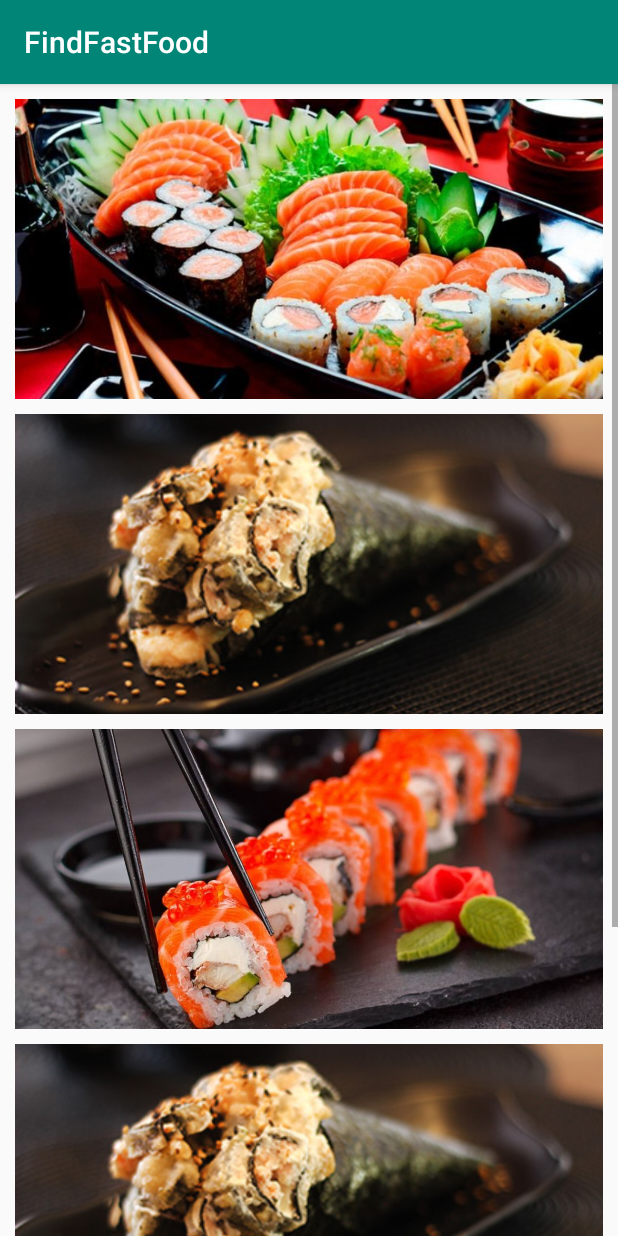
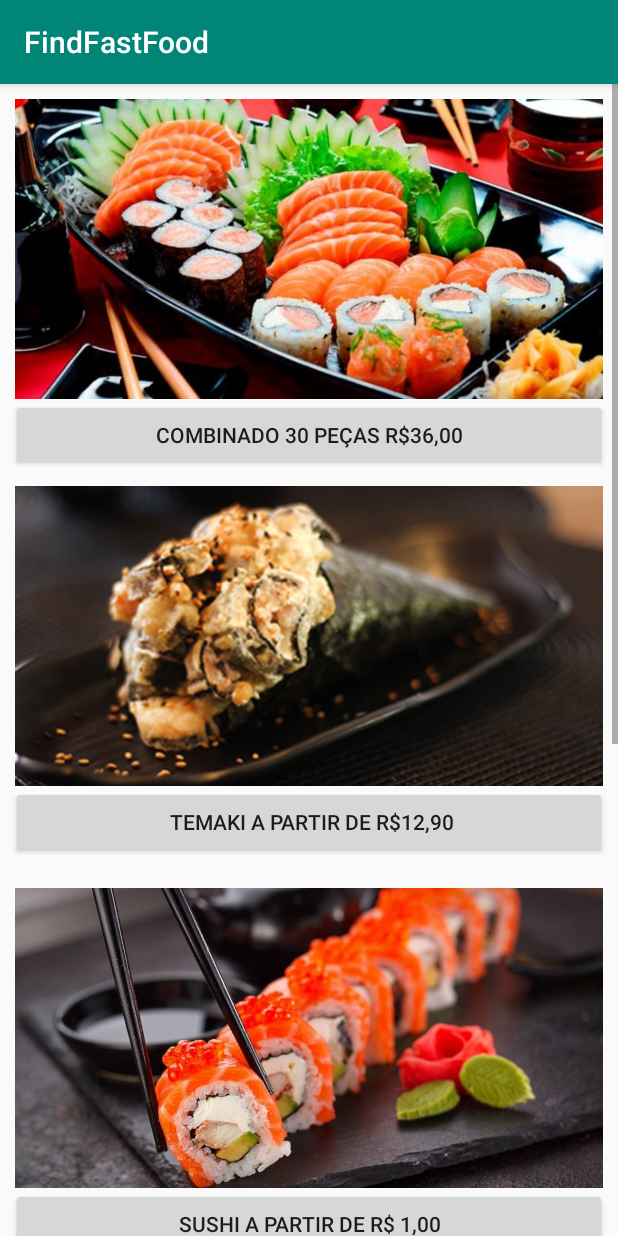
Before and after one commit to ParzivalMarcos/FindFastFoodDefinitivo, an Android app: the Japonesa screen opened directly, with no data from a screen before it, on a phone screen of 412 x 824 dp. Run offline under Robolectric (Android 15) with nearby library versions, the phone set to English and light mode, and no system bars.

Commit message:
Ajuste de layout na pagina .Japonesa + preços

```diff
--- a/app/build.gradle
+++ b/app/build.gradle
@@ -26,4 +26,5 @@ dependencies {
     testImplementation 'junit:junit:4.12'
     androidTestImplementation 'androidx.test:runner:1.1.1'
     androidTestImplementation 'androidx.test.espresso:espresso-core:3.1.1'
+    implementation 'com.google.android.material:material:1.0.0'
 }
--- a/app/src/main/res/layout/activity_japonesa.xml
+++ b/app/src/main/res/layout/activity_japonesa.xml
@@ -9,6 +9,7 @@
     <ScrollView
         android:layout_width="match_parent"
         android:layout_height="match_parent">
+
         <LinearLayout
             android:layout_width="wrap_content"
             android:layout_height="wrap_content"
@@ -17,13 +18,24 @@
             <ImageView
                 android:layout_width="match_parent"
                 android:layout_height="200dp"
-                android:layout_margin="10dp"
+                android:layout_marginStart="10dp"
                 android:layout_marginLeft="10dp"
                 android:layout_marginTop="10dp"
                 android:layout_marginEnd="10dp"
                 android:layout_marginRight="10dp"
                 android:scaleType="centerCrop"
                 android:src="@drawable/combinado" />
+
+            <Button
+                android:id="@+id/button3"
+                android:layout_width="match_parent"
+                android:layout_height="wrap_content"
+                android:layout_marginLeft="7dp"
+                android:layout_marginRight="7dp"
+                android:layout_marginBottom="10dp"
+                android:text="@string/combinado_30_pe_as_r_36_00" />
+
+
     <ImageView
         android:scaleType="centerCrop"
         android:layout_width="match_parent"
@@ -31,6 +43,15 @@
         android:layout_marginRight="10dp"
         android:layout_marginLeft="10dp"
         android:src="@drawable/temaki"/>
+
+            <Button
+                android:id="@+id/button4"
+                android:layout_width="match_parent"
+                android:layout_height="wrap_content"
+                android:layout_marginLeft="7dp"
+                android:layout_marginRight="7dp"
+                android:layout_marginBottom="10dp"
+                android:text=" Temaki a partir de R$12,90" />
 
             <ImageView
                 android:layout_width="match_parent"
@@ -40,6 +61,15 @@
                 android:layout_marginRight="10dp"
                 android:scaleType="centerCrop"
                 android:src="@drawable/sushi" />
+
+            <Button
+                android:id="@+id/button5"
+                android:layout_width="match_parent"
+                android:layout_height="wrap_content"
+                android:layout_marginLeft="7dp"
+                android:layout_marginRight="7dp"
+                android:layout_marginBottom="10dp"
+                android:text="@string/sushi_a_partir_de_r_1_00" />
     <ImageView
         android:scaleType="centerCrop"
         android:layout_width="match_parent"
@@ -47,17 +77,36 @@
         android:layout_marginLeft="10dp"
         android:layout_marginTop="10dp"
         android:layout_marginRight="10dp"
-        android:src="@drawable/temaki"/>
-    <ImageView
-        android:scaleType="centerCrop"
-        android:layout_width="match_parent"
-        android:layout_height="200dp"
-        android:layout_marginLeft="10dp"
-        android:layout_marginTop="10dp"
-        android:layout_marginRight="10dp"
-        android:src="@drawable/sushi" />
+        android:src="@drawable/sashimi"/>
+            <Button
+                android:id="@+id/button6"
+                android:layout_width="match_parent"
+                android:layout_height="wrap_content"
+                android:layout_marginLeft="7dp"
+                android:layout_marginRight="7dp"
+                android:layout_marginBottom="10dp"
+                android:text="Sashimi a partir de R$ 1,00" />
+
+            <ImageView
+                android:layout_width="match_parent"
+                android:layout_height="200dp"
+                android:layout_margin="10dp"
+                android:layout_marginStart="10dp"
+                android:layout_marginEnd="10dp"
+                android:scaleType="centerCrop"
+                android:src="@drawable/sake" />
+
+            <Button
+                android:id="@+id/button7"
+                android:layout_width="match_parent"
+                android:layout_height="wrap_content"
+                android:layout_marginLeft="7dp"
+                android:layout_marginRight="7dp"
+                android:layout_marginBottom="10dp"
+                android:text="Sake diversos" />
 
         </LinearLayout>
 
     </ScrollView>
-</LinearLayout>
+
+   </LinearLayout>
--- a/app/src/main/res/values/strings.xml
+++ b/app/src/main/res/values/strings.xml
@@ -10,4 +10,6 @@
     Mama mia, temos as melhores massas, além dos mais diversos molhos
     feitos seguindo a receita caseira da mama Giovana\n
     Mãe de AlCapone</string>
+    <string name="combinado_30_pe_as_r_36_00">Combinado 30 Peças R$36,00</string>
+    <string name="sushi_a_partir_de_r_1_00">Sushi a partir de R$ 1,00</string>
 </resources>
```
Also changed, not shown: app/src/main/res/drawable/sake.JPG (added), app/src/main/res/drawable/sashimi.jpg (added).
